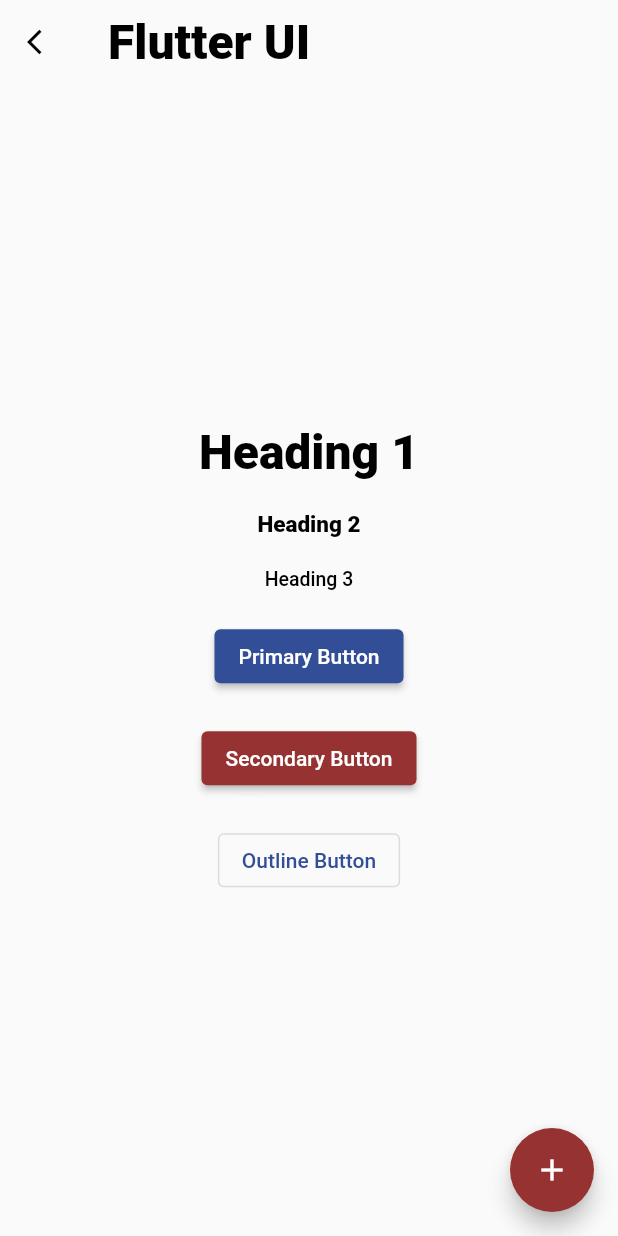
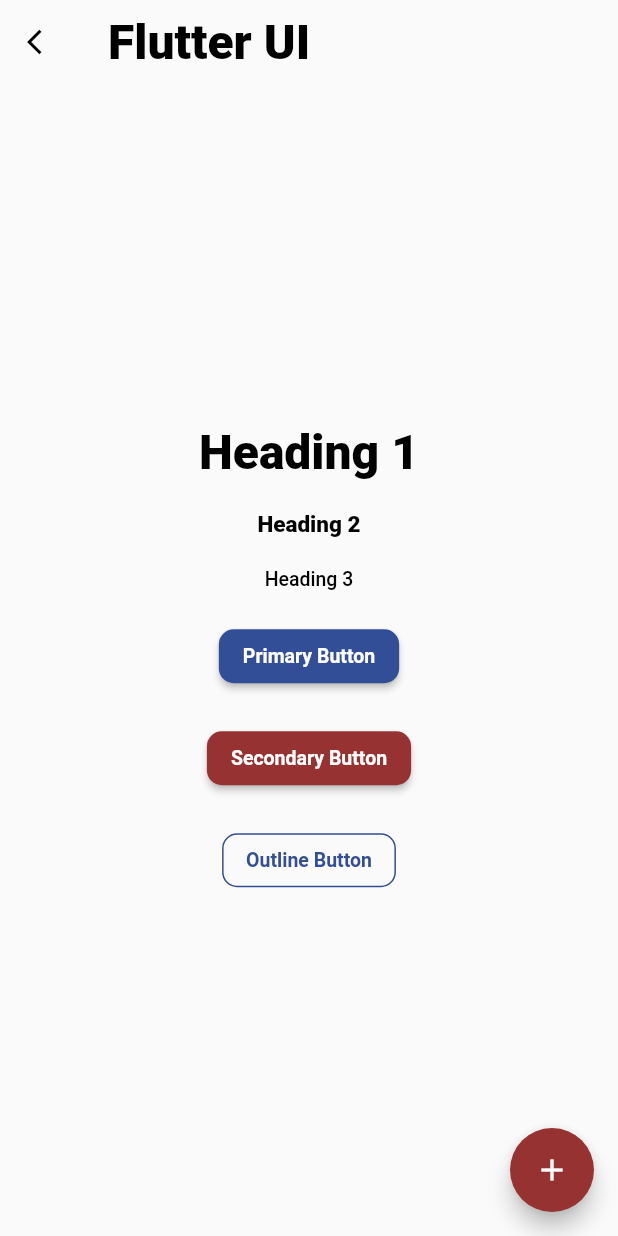
Before and after one commit to LassazVegaz/my_recipe, a Flutter app: the screen it shows after launch, on a phone screen of 412 x 824 dp. Run offline on Flutter 3.47's test engine with Material 2 defaults, Android fonts, the phone set to English and light mode, and no system bars.

Commit message:
theme data seperated & sample page

```diff
--- a/lib/main.dart
+++ b/lib/main.dart
@@ -1,5 +1,6 @@
 import 'package:flutter/material.dart';
-import 'package:flutter/services.dart';
+import 'package:my_recipe/pages/sample_page.dart';
+import 'package:my_recipe/theme.dart';
 
 void main() {
   runApp(const MyApp());
@@ -8,110 +9,15 @@ void main() {
 class MyApp extends StatelessWidget {
   const MyApp({Key? key}) : super(key: key);
 
-  static const _h1TextStyle = TextStyle(
-    fontSize: 32,
-    fontWeight: FontWeight.w800,
-    color: Colors.black,
-  );
-
-  static const _primaryColor = Color(0xff324E97);
-
   @override
   Widget build(BuildContext context) {
     return MaterialApp(
-      title: 'Flutter Demo',
-      theme: ThemeData(
-        colorScheme: ColorScheme.fromSwatch(
-          backgroundColor: Colors.white,
-        ).copyWith(
-          primary: _primaryColor,
-          secondary: const Color(0xff973232),
-        ),
-        textTheme: const TextTheme(
-          headline1: _h1TextStyle,
-          headline2: TextStyle(
-            fontSize: 15,
-            fontWeight: FontWeight.w800,
-            color: Colors.black,
-          ),
-          headline3: TextStyle(
-            fontSize: 13,
-            fontWeight: FontWeight.w500,
-            color: Colors.black,
-          ),
-        ),
-        appBarTheme: const AppBarTheme(
-          backgroundColor: Colors.transparent,
-          elevation: 0,
-          titleTextStyle: _h1TextStyle,
-          systemOverlayStyle: SystemUiOverlayStyle(
-            statusBarColor: Colors.transparent,
-          ),
-          iconTheme: IconThemeData(
-            color: Colors.black,
-            size: 20,
-          ),
-        ),
-      ),
-      home: const MyHomePage(),
+      title: 'My Recipe',
+      theme: themeData,
+      initialRoute: SampleScreen.path,
+      routes: {
+        SampleScreen.path: (context) => const SampleScreen(),
+      },
     );
   }
 }
-
-class MyHomePage extends StatelessWidget {
-  const MyHomePage({Key? key}) : super(key: key);
-
-  @override
-  Widget build(BuildContext context) {
-    return Scaffold(
-      appBar: AppBar(
-        title: const Text("Flutter UI"),
-        leading: const Icon(Icons.arrow_back_ios),
-      ),
-      body: Center(
-        child: Column(
-          mainAxisAlignment: MainAxisAlignment.center,
-          children: [
-            Text(
-              "Heading 1",
-              style: Theme.of(context).textTheme.headline1,
-            ),
-            const SizedBox(height: 20),
-            Text(
-              "Heading 2",
-              style: Theme.of(context).textTheme.headline2,
-            ),
-            const SizedBox(height: 20),
-            Text(
-              "Heading 3",
-              style: Theme.of(context).textTheme.headline3,
-            ),
-            const SizedBox(height: 20),
-            ElevatedButton(
-              onPressed: () {},
-              child: const Text("Primary Button"),
-            ),
-            const SizedBox(height: 20),
-            ElevatedButton(
-              onPressed: () {},
-              style: ElevatedButton.styleFrom(
-                primary: Theme.of(context).colorScheme.secondary,
-              ),
-              child: const Text("Secondary Button"),
-            ),
-            const SizedBox(height: 20),
-            OutlinedButton(
-              onPressed: () {},
-              child: const Text("Outline Button"),
-            ),
-          ],
-        ),
-      ),
-      floatingActionButton: FloatingActionButton(
-        onPressed: () {},
-        tooltip: 'Increment',
-        child: const Icon(Icons.add),
-      ),
-    );
-  }
-}
--- /dev/null
+++ b/lib/pages/sample_page.dart
@@ -0,0 +1,61 @@
+import 'package:flutter/material.dart';
+
+class SampleScreen extends StatelessWidget {
+  const SampleScreen({Key? key}) : super(key: key);
+
+  static const path = "/sample";
+
+  @override
+  Widget build(BuildContext context) {
+    return Scaffold(
+      appBar: AppBar(
+        title: const Text("Flutter UI"),
+        leading: const Icon(Icons.arrow_back_ios),
+      ),
+      body: Center(
+        child: Column(
+          mainAxisAlignment: MainAxisAlignment.center,
+          children: [
+            Text(
+              "Heading 1",
+              style: Theme.of(context).textTheme.headline1,
+            ),
+            const SizedBox(height: 20),
+            Text(
+              "Heading 2",
+              style: Theme.of(context).textTheme.headline2,
+            ),
+            const SizedBox(height: 20),
+            Text(
+              "Heading 3",
+              style: Theme.of(context).textTheme.headline3,
+            ),
+            const SizedBox(height: 20),
+            ElevatedButton(
+              onPressed: () {},
+              child: const Text("Primary Button"),
+            ),
+            const SizedBox(height: 20),
+            ElevatedButton(
+              onPressed: () {},
+              style: ElevatedButton.styleFrom(
+                primary: Theme.of(context).colorScheme.secondary,
+              ),
+              child: const Text("Secondary Button"),
+            ),
+            const SizedBox(height: 20),
+            OutlinedButton(
+              onPressed: () {},
+              child: const Text("Outline Button"),
+            ),
+          ],
+        ),
+      ),
+      floatingActionButton: FloatingActionButton(
+        onPressed: () {},
+        tooltip: 'Increment',
+        child: const Icon(Icons.add),
+      ),
+    );
+  }
+}
--- /dev/null
+++ b/lib/theme.dart
@@ -0,0 +1,73 @@
+import 'package:flutter/material.dart';
+import 'package:flutter/services.dart';
+
+var _buttonBorderShape = RoundedRectangleBorder(
+  borderRadius: BorderRadius.circular(10),
+);
+
+const _h1TextStyle = TextStyle(
+  fontSize: 32,
+  fontWeight: FontWeight.w800,
+  color: Colors.black,
+);
+
+const _primaryColor = Color(0xff324E97);
+
+var themeData = ThemeData(
+  colorScheme: ColorScheme.fromSwatch(
+    backgroundColor: Colors.white,
+  ).copyWith(
+    primary: _primaryColor,
+    secondary: const Color(0xff973232),
+  ),
+  textTheme: const TextTheme(
+    headline1: _h1TextStyle,
+    headline2: TextStyle(
+      fontSize: 15,
+      fontWeight: FontWeight.w800,
+      color: Colors.black,
+    ),
+    headline3: TextStyle(
+      fontSize: 13,
+      fontWeight: FontWeight.w500,
+      color: Colors.black,
+    ),
+  ),
+  appBarTheme: const AppBarTheme(
+    backgroundColor: Colors.transparent,
+    elevation: 0,
+    titleTextStyle: _h1TextStyle,
+    systemOverlayStyle: SystemUiOverlayStyle(
+      statusBarColor: Colors.transparent,
+      statusBarIconBrightness: Brightness.dark,
+    ),
+    iconTheme: IconThemeData(
+      color: Colors.black,
+      size: 20,
+    ),
+  ),
+  elevatedButtonTheme: ElevatedButtonThemeData(
+    style: ElevatedButton.styleFrom(
+      textStyle: const TextStyle(
+        fontSize: 13,
+        fontWeight: FontWeight.w700,
+        color: Colors.white,
+      ),
+      shape: _buttonBorderShape,
+    ),
+  ),
+  outlinedButtonTheme: OutlinedButtonThemeData(
+    style: OutlinedButton.styleFrom(
+      textStyle: const TextStyle(
+        fontSize: 13,
+        fontWeight: FontWeight.w700,
+        color: _primaryColor,
+      ),
+      shape: _buttonBorderShape,
+      side: const BorderSide(
+        color: _primaryColor,
+        width: 1,
+      ),
+    ),
+  ),
+);
```
